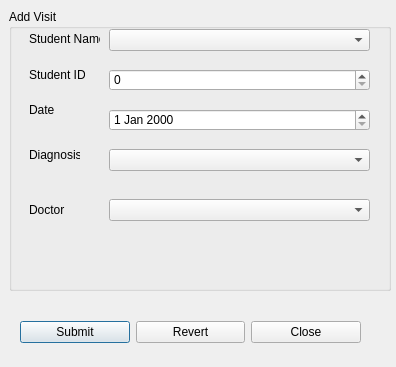
Old version of the form addvisitdialog.ui in the repository N45ING/CWDB.
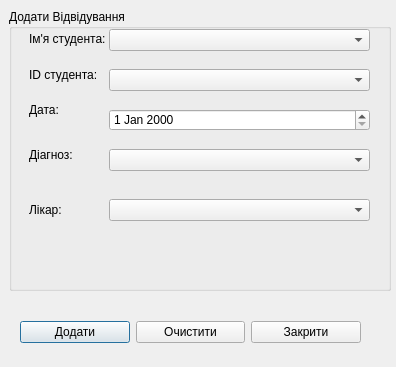
New version of the form.

```diff
--- a/addvisitdialog.ui
+++ b/addvisitdialog.ui
@@ -23,19 +23,19 @@
     </rect>
    </property>
    <property name="title">
-    <string>Add Visit</string>
+    <string>Додати Відвідування</string>
    </property>
    <widget class="QLabel" name="studentIdLabel">
     <property name="geometry">
      <rect>
       <x>20</x>
       <y>50</y>
-      <width>56</width>
+      <width>71</width>
       <height>31</height>
      </rect>
     </property>
     <property name="text">
-     <string>Student ID:</string>
+     <string>ID студента:</string>
     </property>
    </widget>
    <widget class="QLabel" name="dateLabel">
@@ -48,7 +48,7 @@
      </rect>
     </property>
     <property name="text">
-     <string>Date</string>
+     <string>Дата:</string>
     </property>
    </widget>
    <widget class="QDateEdit" name="dateEdit">
@@ -71,7 +71,7 @@
      </rect>
     </property>
     <property name="text">
-     <string>Diagnosis:</string>
+     <string>Діагноз:</string>
     </property>
    </widget>
    <widget class="QComboBox" name="diagnosisEdit">
@@ -104,7 +104,7 @@
      </rect>
     </property>
     <property name="text">
-     <string>Doctor</string>
+     <string>Лікар:</string>
     </property>
    </widget>
    <widget class="QComboBox" name="studentNameEdit">
@@ -122,15 +122,15 @@
      <rect>
       <x>20</x>
       <y>20</y>
-      <width>71</width>
+      <width>81</width>
       <height>20</height>
      </rect>
     </property>
     <property name="text">
-     <string>Student Name:</string>
+     <string>Ім'я студента:</string>
     </property>
    </widget>
-   <widget class="QSpinBox" name="studentIdEdit">
+   <widget class="QComboBox" name="studentIdEdit">
     <property name="geometry">
      <rect>
       <x>100</x>
@@ -154,21 +154,21 @@
     <item>
      <widget class="QPushButton" name="submitButton">
       <property name="text">
-       <string>Submit</string>
+       <string>Додати</string>
       </property>
      </widget>
     </item>
     <item>
      <widget class="QPushButton" name="revertButton">
       <property name="text">
-       <string>Revert</string>
+       <string>Очистити</string>
       </property>
      </widget>
     </item>
     <item>
      <widget class="QPushButton" name="closeButton">
       <property name="text">
-       <string>Close</string>
+       <string>Закрити</string>
       </property>
      </widget>
     </item>
```
Left out of the diff: 2 changed lines with no effect on the pictures.
